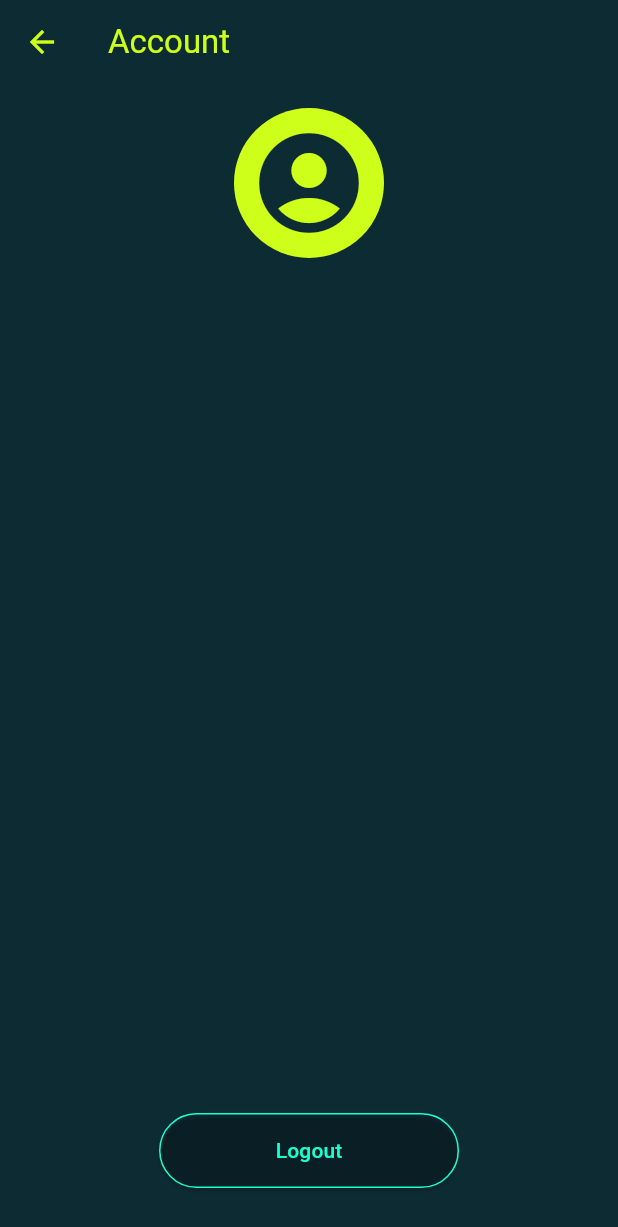
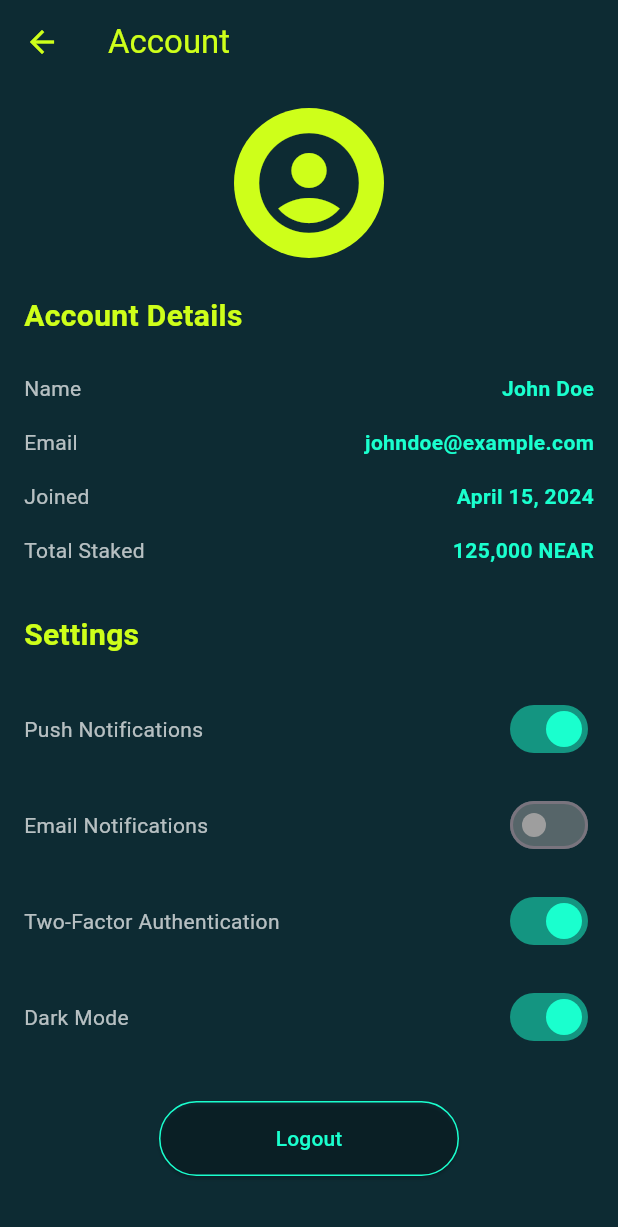
Before and after one commit to JittoJoseph/PreStake-Paper-Staking-App, a Flutter app: the AccountPage screen opened directly, on a phone screen of 412 x 824 dp. Shown: the top 1227 px of the screen. Run offline on Flutter 3.47's test engine with Material 3 defaults, Android fonts, the phone set to English and light mode, and no system bars.

Commit message:
implemented accounts page

```diff
--- a/lib/pages/account.dart
+++ b/lib/pages/account.dart
@@ -29,15 +29,13 @@ class AccountPage extends StatelessWidget {
             colors: [backgroundColor, backgroundColor.withOpacity(0.8)],
           ),
         ),
-        child: Column(
-          children: [
-            const Expanded(
+        child: SingleChildScrollView(
           child: Padding(
-                padding: EdgeInsets.all(16.0),
+            padding: const EdgeInsets.all(16.0),
             child: Column(
               crossAxisAlignment: CrossAxisAlignment.start,
               children: [
-                    Center(
+                const Center(
                   child: CircleAvatar(
                     radius: 50,
                     backgroundColor: primaryColor,
@@ -48,15 +46,12 @@ class AccountPage extends StatelessWidget {
                     ),
                   ),
                 ),
-                    SizedBox(height: 24),
-                    // Add more account details here
-                  ],
-                ),
-              ),
-            ),
-            Padding(
-              padding: const EdgeInsets.only(bottom: 32.0),
-              child: Center(
+                const SizedBox(height: 24),
+                _buildAccountDetails(primaryColor, accentColor),
+                const SizedBox(height: 24),
+                _buildSettingsSection(primaryColor, accentColor),
+                const SizedBox(height: 24),
+                Center(
                   child: ElevatedButton(
                     style: ElevatedButton.styleFrom(
                       backgroundColor: Colors.transparent,
@@ -77,10 +72,97 @@ class AccountPage extends StatelessWidget {
                     child: const Text('Logout'),
                   ),
                 ),
+              ],
             ),
-          ],
+          ),
         ),
       ),
     );
   }
+
+  Widget _buildAccountDetails(Color primaryColor, Color accentColor) {
+    return Column(
+      crossAxisAlignment: CrossAxisAlignment.start,
+      children: [
+        Text(
+          'Account Details',
+          style: TextStyle(
+            color: primaryColor,
+            fontSize: 20,
+            fontWeight: FontWeight.bold,
+          ),
+        ),
+        const SizedBox(height: 16),
+        _buildDetailRow('Name', 'John Doe', accentColor),
+        _buildDetailRow('Email', 'johndoe@example.com', accentColor),
+        _buildDetailRow('Joined', 'April 15, 2024', accentColor),
+        _buildDetailRow('Total Staked', '125,000 NEAR', accentColor),
+      ],
+    );
   }
+
+  Widget _buildDetailRow(String label, String value, Color accentColor) {
+    return Padding(
+      padding: const EdgeInsets.symmetric(vertical: 8.0),
+      child: Row(
+        mainAxisAlignment: MainAxisAlignment.spaceBetween,
+        children: [
+          Text(
+            label,
+            style: const TextStyle(color: Colors.white70),
+          ),
+          Text(
+            value,
+            style: TextStyle(color: accentColor, fontWeight: FontWeight.bold),
+          ),
+        ],
+      ),
+    );
+  }
+
+  Widget _buildSettingsSection(Color primaryColor, Color accentColor) {
+    return Column(
+      crossAxisAlignment: CrossAxisAlignment.start,
+      children: [
+        Text(
+          'Settings',
+          style: TextStyle(
+            color: primaryColor,
+            fontSize: 20,
+            fontWeight: FontWeight.bold,
+          ),
+        ),
+        const SizedBox(height: 16),
+        _buildSettingsToggle('Push Notifications', true, accentColor),
+        _buildSettingsToggle('Email Notifications', false, accentColor),
+        _buildSettingsToggle('Two-Factor Authentication', true, accentColor),
+        _buildSettingsToggle('Dark Mode', true, accentColor),
+      ],
+    );
+  }
+
+  Widget _buildSettingsToggle(String label, bool value, Color accentColor) {
+    return Padding(
+      padding: const EdgeInsets.symmetric(vertical: 8.0),
+      child: Row(
+        mainAxisAlignment: MainAxisAlignment.spaceBetween,
+        children: [
+          Text(
+            label,
+            style: const TextStyle(color: Colors.white70),
+          ),
+          Switch(
+            value: value,
+            onChanged: (newValue) {
+              // TODO: Implement settings change logic
+            },
+            activeColor: accentColor,
+            activeTrackColor: accentColor.withOpacity(0.5),
+            inactiveThumbColor: Colors.grey,
+            inactiveTrackColor: Colors.grey.withOpacity(0.5),
+          ),
+        ],
+      ),
+    );
+  }
+}
```
Lines whose indentation alone changed are shown as unchanged.
